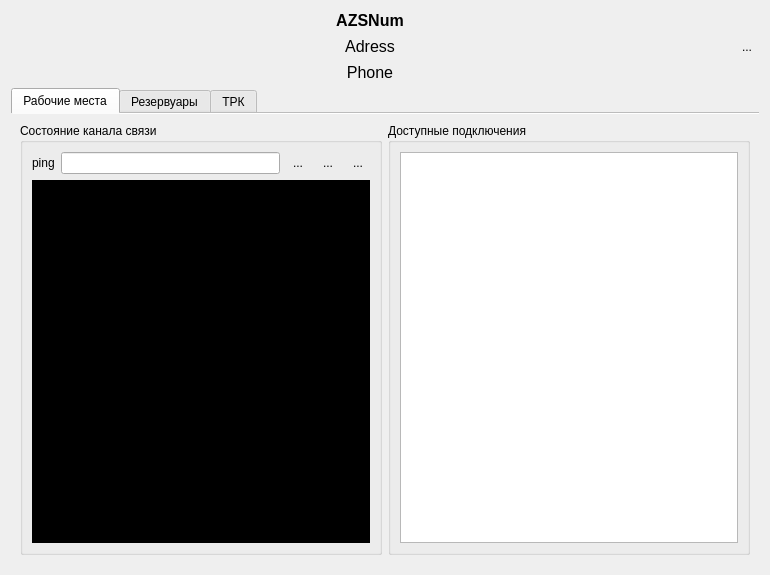
This is Terminals/objectform.ui in rust3128/Gandalf as Qt 5 draws it before an edit. The edited form follows.
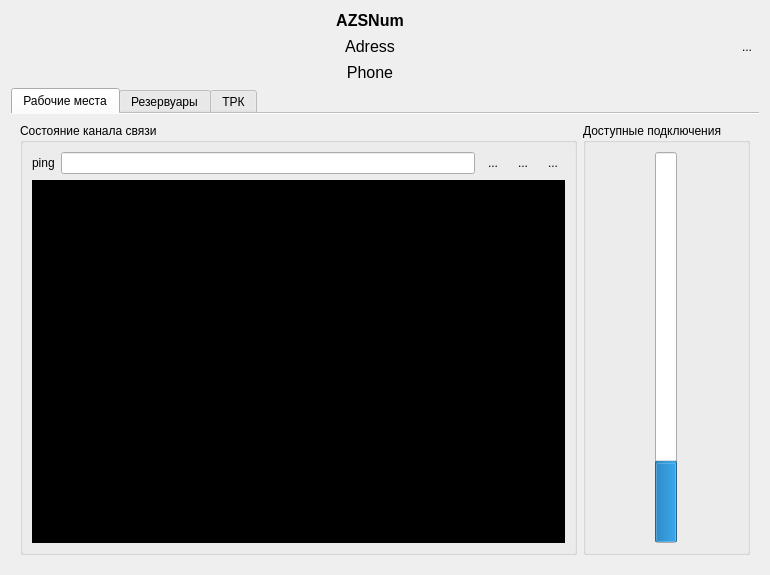
This is the edited form. Icons and pictures are not drawn.

What changed in the file:
```diff
--- a/Terminals/objectform.ui
+++ b/Terminals/objectform.ui
@@ -232,19 +232,35 @@
          <property name="title">
           <string>Доступные подключения</string>
          </property>
+         <property name="flat">
+          <bool>false</bool>
+         </property>
          <layout class="QGridLayout" name="gridLayout_6">
           <item row="0" column="0">
-           <widget class="QListWidget" name="listWidget">
-            <property name="isWrapping" stdset="0">
-             <bool>false</bool>
-            </property>
-            <property name="spacing">
-             <number>0</number>
-            </property>
-            <property name="selectionRectVisible">
-             <bool>true</bool>
-            </property>
-           </widget>
+           <layout class="QVBoxLayout" name="verticalLayoutButton">
+            <item alignment="Qt::AlignHCenter">
+             <widget class="QProgressBar" name="progressBar">
+              <property name="maximum">
+               <number>10</number>
+              </property>
+              <property name="value">
+               <number>2</number>
+              </property>
+              <property name="alignment">
+               <set>Qt::AlignCenter</set>
+              </property>
+              <property name="textVisible">
+               <bool>true</bool>
+              </property>
+              <property name="orientation">
+               <enum>Qt::Vertical</enum>
+              </property>
+              <property name="invertedAppearance">
+               <bool>false</bool>
+              </property>
+             </widget>
+            </item>
+           </layout>
           </item>
          </layout>
         </widget>
```
Left out of the diff: 189 changed lines with no effect on the pictures.
